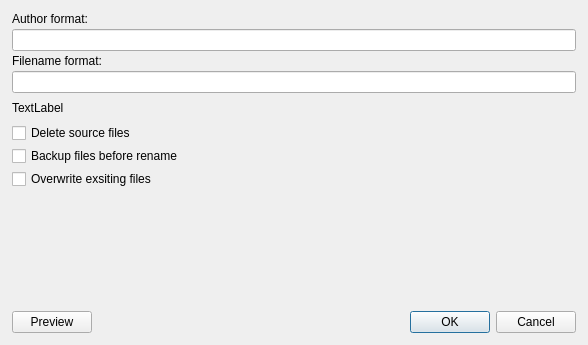
First picture: the form in src/designer/renamedialog.ui, repository dnkorpushov/libro2, before the edit.
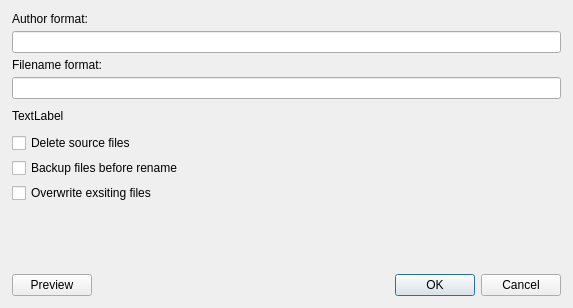
Second picture: the form after the edit. Custom widgets are drawn as their Qt base class.

The edit to the form file:
```diff
--- a/src/designer/renamedialog.ui
+++ b/src/designer/renamedialog.ui
@@ -6,8 +6,8 @@
    <rect>
     <x>0</x>
     <y>0</y>
-    <width>588</width>
-    <height>345</height>
+    <width>573</width>
+    <height>308</height>
    </rect>
   </property>
   <property name="minimumSize">
@@ -38,7 +38,7 @@
    <item>
     <layout class="QVBoxLayout" name="verticalLayout">
      <property name="spacing">
-      <number>3</number>
+      <number>5</number>
      </property>
      <item>
       <widget class="QLabel" name="label">
@@ -135,6 +135,9 @@
      </item>
      <item>
       <layout class="QHBoxLayout" name="horizontalLayout" stretch="0,1">
+       <property name="spacing">
+        <number>5</number>
+       </property>
        <item>
         <widget class="QPushButton" name="buttonPreview">
          <property name="text">
```
